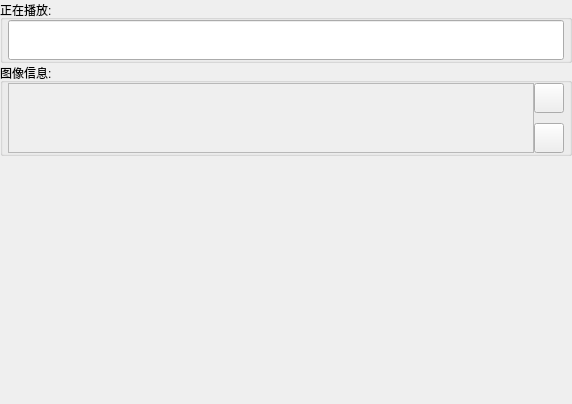
Before: the Qt Designer form FrameFlow/pyside6_GUI/sub_ui/wallpaper/ui/RightWidget.ui in YUN-LJ/FrameFlow, drawn with Qt 5.
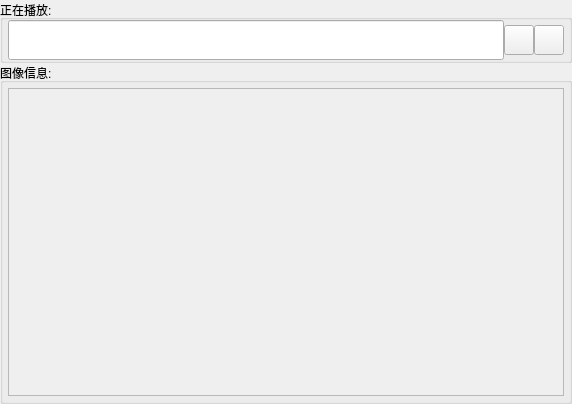
After: the same form once the commit is applied. Custom widgets are drawn as their Qt base class.

Diff of the .ui file:
```diff
--- a/FrameFlow/pyside6_GUI/sub_ui/wallpaper/ui/RightWidget.ui
+++ b/FrameFlow/pyside6_GUI/sub_ui/wallpaper/ui/RightWidget.ui
@@ -13,7 +13,7 @@
   <property name="windowTitle">
    <string>Form</string>
   </property>
-  <layout class="QVBoxLayout" name="verticalLayout" stretch="0,0,1">
+  <layout class="QVBoxLayout" name="verticalLayout" stretch="0,0">
    <property name="spacing">
     <number>0</number>
    </property>
@@ -60,29 +60,61 @@
         </property>
        </widget>
       </item>
+      <item>
+       <widget class="PrimaryToolButton" name="pushButton_open">
+        <property name="minimumSize">
+         <size>
+          <width>30</width>
+          <height>30</height>
+         </size>
+        </property>
+        <property name="maximumSize">
+         <size>
+          <width>30</width>
+          <height>30</height>
+         </size>
+        </property>
+        <property name="text">
+         <string/>
+        </property>
+       </widget>
+      </item>
+      <item>
+       <widget class="PrimaryToolButton" name="pushButton_full">
+        <property name="minimumSize">
+         <size>
+          <width>30</width>
+          <height>30</height>
+         </size>
+        </property>
+        <property name="maximumSize">
+         <size>
+          <width>30</width>
+          <height>30</height>
+         </size>
+        </property>
+        <property name="text">
+         <string/>
+        </property>
+       </widget>
+      </item>
      </layout>
     </widget>
    </item>
    <item>
-    <layout class="QHBoxLayout" name="horizontalLayout_3" stretch="1">
+    <layout class="QHBoxLayout" name="horizontalLayout_3" stretch="0">
      <property name="spacing">
-      <number>5</number>
+      <number>0</number>
      </property>
      <property name="rightMargin">
       <number>0</number>
      </property>
      <item>
       <widget class="QGroupBox" name="groupBox_info">
-       <property name="maximumSize">
-        <size>
-         <width>16777215</width>
-         <height>100</height>
-        </size>
-       </property>
        <property name="title">
         <string>图像信息:</string>
        </property>
-       <layout class="QHBoxLayout" name="horizontalLayout">
+       <layout class="QHBoxLayout" name="horizontalLayout_5" stretch="2,3">
         <property name="spacing">
          <number>0</number>
         </property>
@@ -90,13 +122,13 @@
          <number>5</number>
         </property>
         <property name="topMargin">
-         <number>0</number>
+         <number>5</number>
         </property>
         <property name="rightMargin">
          <number>5</number>
         </property>
         <property name="bottomMargin">
-         <number>0</number>
+         <number>5</number>
         </property>
         <item>
          <widget class="QScrollArea" name="scrollArea">
@@ -108,57 +140,35 @@
             <rect>
              <x>0</x>
              <y>0</y>
-             <width>524</width>
-             <height>70</height>
+             <width>221</width>
+             <height>316</height>
             </rect>
            </property>
-           <layout class="QGridLayout" name="gridLayout"/>
+           <layout class="QGridLayout" name="gridLayout">
+            <property name="leftMargin">
+             <number>0</number>
+            </property>
+            <property name="topMargin">
+             <number>0</number>
+            </property>
+            <property name="rightMargin">
+             <number>0</number>
+            </property>
+            <property name="bottomMargin">
+             <number>0</number>
+            </property>
+            <property name="spacing">
+             <number>0</number>
+            </property>
+           </layout>
           </widget>
          </widget>
         </item>
         <item>
-         <layout class="QVBoxLayout" name="verticalLayout_2">
+         <layout class="QHBoxLayout" name="horizontalLayout_2">
           <property name="spacing">
-           <number>10</number>
+           <number>0</number>
           </property>
-          <item>
-           <widget class="PrimaryToolButton" name="pushButton_open">
-            <property name="minimumSize">
-             <size>
-              <width>30</width>
-              <height>30</height>
-             </size>
-            </property>
-            <property name="maximumSize">
-             <size>
-              <width>30</width>
-              <height>30</height>
-             </size>
-            </property>
-            <property name="text">
-             <string/>
-            </property>
-           </widget>
-          </item>
-          <item>
-           <widget class="PrimaryToolButton" name="pushButton_full">
-            <property name="minimumSize">
-             <size>
-              <width>30</width>
-              <height>30</height>
-             </size>
-            </property>
-            <property name="maximumSize">
-             <size>
-              <width>30</width>
-              <height>30</height>
-             </size>
-            </property>
-            <property name="text">
-             <string/>
-            </property>
-           </widget>
-          </item>
          </layout>
         </item>
        </layout>
@@ -166,13 +176,6 @@
      </item>
     </layout>
    </item>
-   <item>
-    <layout class="QHBoxLayout" name="horizontalLayout_2">
-     <property name="spacing">
-      <number>0</number>
-     </property>
-    </layout>
-   </item>
   </layout>
  </widget>
  <customwidgets>
```
